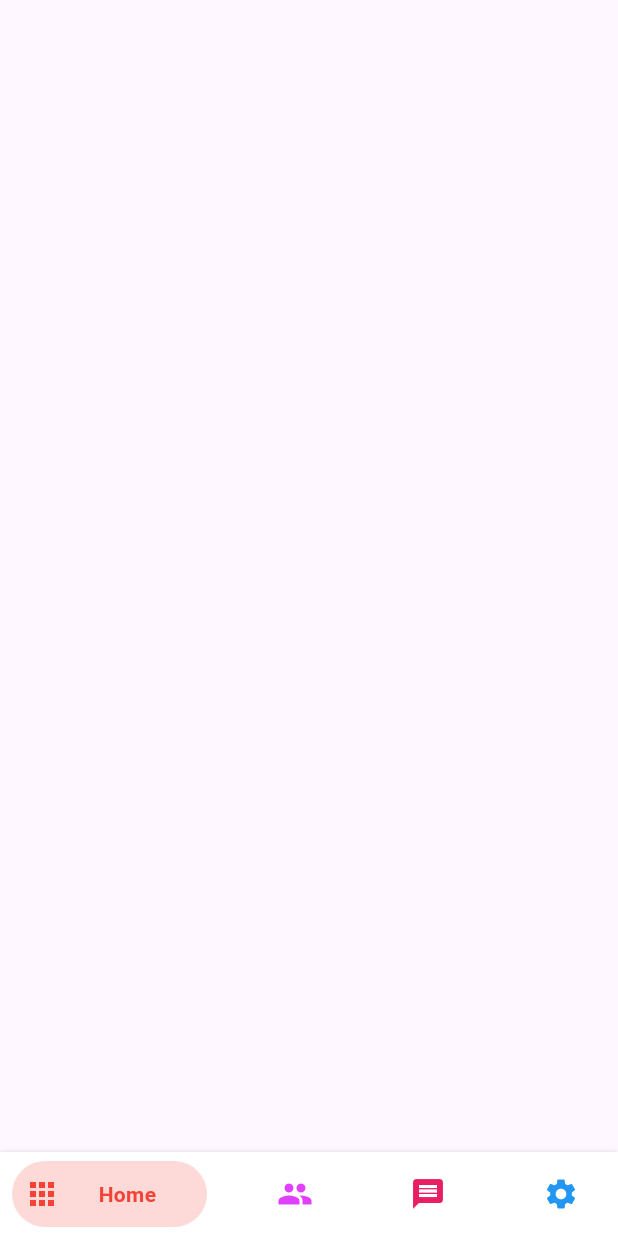
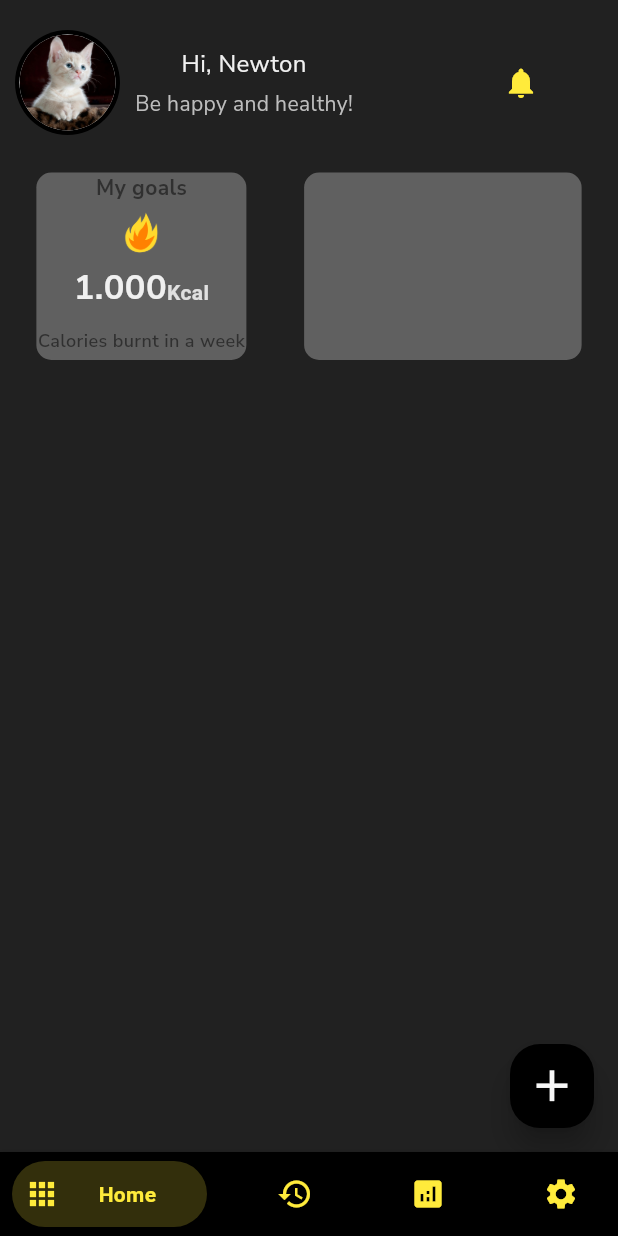
Before and after one commit to Wamitinewton/flexfit, a Flutter app: the HomePageScreen screen opened directly, on a phone screen of 412 x 824 dp. Run offline on Flutter 3.47's test engine with Material 3 defaults, Android fonts, the phone set to English and light mode, and no system bars; our stand-ins replace get; missing offline and left inert: clippy_flutter.

Commit message:
some screens

```diff
--- a/lib/views/home/home_view.dart
+++ b/lib/views/home/home_view.dart
@@ -1,3 +1,5 @@
+import 'package:flexfit/constants.dart';
+import 'package:flexfit/widgets/banner_container.dart';
 import 'package:flexfit/widgets/salomon_navbar.dart';
 import 'package:flutter/material.dart';
 
@@ -13,7 +15,111 @@ class _HomePageScreenState extends State<HomePageScreen> {
   @override
   Widget build(BuildContext context) {
     return Scaffold(
-        bottomNavigationBar: BottomNavyBar(
+      backgroundColor: kLeadBlack,
+      body: SafeArea(
+          child: SingleChildScrollView(
+        child: Padding(
+          padding: const EdgeInsets.symmetric(horizontal: 10, vertical: 20),
+          child: Column(
+            crossAxisAlignment: CrossAxisAlignment.center,
+            children: [
+              Row(
+                children: [
+                  const CircleAvatar(
+                    radius: 35,
+                    backgroundColor: Colors.black,
+                    child: CircleAvatar(
+                      backgroundImage:
+                          AssetImage('assets/images/pexels-pixabay-45201.jpg'),
+                      radius: 32,
+                      backgroundColor: Colors.white,
+                    ),
+                  ),
+                  const SizedBox(
+                    width: 10,
+                  ),
+                  Column(
+                    children: [
+                      Text("Hi, Newton",
+                          style: kNunitoSans14.copyWith(
+                              color: kSnowFlakeWhite, fontSize: 16)),
+                      const SizedBox(
+                        height: 5,
+                      ),
+                      Text("Be happy and healthy!",
+                          style: kNunitoSans14.copyWith(
+                              color: kNoghreiSilver, fontSize: 14))
+                    ],
+                  ),
+                  const Padding(
+                    padding: EdgeInsets.only(left: 100),
+                    child: Icon(Icons.notifications, color: Colors.yellow),
+                  )
+                ],
+              ),
+              const SizedBox(
+                height: 15,
+              ),
+              Row(
+                mainAxisAlignment: MainAxisAlignment.spaceEvenly,
+                children: [
+                  BannerContainer(
+                      height: 125,
+                      width: 140,
+                      child: Column(
+                        // mainAxisAlignment: MainAxisAlignment.center,
+                        children: [
+                           Text(
+                            'My goals',
+                            style: kNunitoSans14.copyWith(fontWeight: FontWeight.bold),
+                          ),
+                          const Padding(
+                            padding: EdgeInsets.only(
+                              // bottom: 50,
+                              right: 50,
+                              left: 50,
+                            ),
+                            child: Image(
+                                image: AssetImage('assets/icons/flame.png')),
+                          ),
+                          Row(
+                            mainAxisAlignment: MainAxisAlignment.center,
+                            children: [
+                              Text(
+                                '1.000',
+                                style: kNunitoSansBold18.copyWith(
+                                    fontSize: 23, color: kSnowFlakeWhite),
+                              ),
+                              const Padding(
+                                padding: EdgeInsets.only(top: 7),
+                                child: Text(
+                                  'Kcal',
+                                  style: TextStyle(
+                                      color: kChristmasSilver,
+                                      fontWeight: FontWeight.bold),
+                                ),
+                              )
+                            ],
+                          ),
+                          Padding(
+                            padding: const EdgeInsets.only(top: 10),
+                            child: Text(
+                              'Calories burnt in a week',
+                              style: kNunitoSans14.copyWith(
+                                  fontSize: 12, fontWeight: FontWeight.w600),
+                            ),
+                          )
+                        ],
+                      )),
+                      SizedBox(width: 10,),
+                  BannerContainer(child: Column(), height: 125, width: 185)
+                ],
+              )
+            ],
+          ),
+        ),
+      )),
+      bottomNavigationBar: BottomNavyBar(
         selectedIndex: _currentIndex,
         showElevation: true,
         itemCornerRadius: 24,
@@ -21,33 +127,47 @@ class _HomePageScreenState extends State<HomePageScreen> {
         onItemSelected: (index) => setState(() => _currentIndex = index),
         items: <BottomNavyBarItem>[
           BottomNavyBarItem(
-            icon: Icon(Icons.apps),
-            title: Text('Home'),
-            activeColor: Colors.red,
+            icon: const Icon(Icons.apps),
+            title: const Text('Home'),
+            // activeColor: Colors.red,
             textAlign: TextAlign.center,
           ),
           BottomNavyBarItem(
-            icon: Icon(Icons.people),
-            title: Text('Users'),
-            activeColor: Colors.purpleAccent,
+            icon: const Icon(Icons.history),
+            title: const Text('History'),
+            // activeColor: Colors.purpleAccent,
             textAlign: TextAlign.center,
           ),
           BottomNavyBarItem(
-            icon: Icon(Icons.message),
-            title: Text(
-              'Messages test for mes teset test test ',
+            icon: const Icon(Icons.analytics),
+            title: const Text(
+              'Analysis',
             ),
-            activeColor: Colors.pink,
+            // activeColor: Colors.pink,
             textAlign: TextAlign.center,
           ),
           BottomNavyBarItem(
-            icon: Icon(Icons.settings),
-            title: Text('Settings'),
-            activeColor: Colors.blue,
+            icon: const Icon(Icons.settings),
+            title: const Text('Settings'),
+            // activeColor: Colors.blue,
             textAlign: TextAlign.center,
           ),
         ],
       ),
-       );
+      floatingActionButton: FloatingActionButton(
+        onPressed: () {},
+        // mini: true,
+
+        elevation: 8,
+        highlightElevation: 4,
+        backgroundColor: Colors.black,
+        shape: RoundedRectangleBorder(borderRadius: BorderRadius.circular(20)),
+        child: const Icon(
+          Icons.add,
+          color: kLynxWhite,
+          size: 35,
+        ),
+      ),
+    );
   }
 }
--- /dev/null
+++ b/lib/widgets/banner_container.dart
@@ -0,0 +1,26 @@
+import 'package:flexfit/constants.dart';
+import 'package:flutter/material.dart';
+
+class BannerContainer extends StatelessWidget {
+  const BannerContainer({
+    super.key,
+    required this.child,
+    required this.height,
+    required this.width,
+  });
+  final Widget child;
+  final double height;
+  final double width;
+
+  @override
+  Widget build(BuildContext context) {
+    return Container(
+      margin: const EdgeInsets.only(top: 10),
+      height: height,
+      width: width,
+      decoration: BoxDecoration(
+          color: kGraniteGrey, borderRadius: BorderRadius.circular(10)),
+      child: child,
+    );
+  }
+}
--- a/lib/widgets/salomon_navbar.dart
+++ b/lib/widgets/salomon_navbar.dart
@@ -13,7 +13,7 @@ class BottomNavyBar extends StatelessWidget {
     this.selectedIndex = 0,
     this.showElevation = true,
     this.iconSize = 24,
-    this.backgroundColor,
+    this.backgroundColor = Colors.black,
     this.shadowColor = Colors.black12,
     this.itemCornerRadius = 50,
     this.containerHeight = 56,
@@ -88,7 +88,8 @@ class BottomNavyBar extends StatelessWidget {
 
   @override
   Widget build(BuildContext context) {
-    final bgColor = backgroundColor ?? (Theme.of(context).bottomAppBarTheme.color ?? Colors.white);
+    final bgColor = backgroundColor ??
+        (Theme.of(context).bottomAppBarTheme.color ?? Colors.white);
 
     return Container(
       decoration: BoxDecoration(
@@ -222,7 +223,7 @@ class BottomNavyBarItem {
   BottomNavyBarItem({
     required this.icon,
     required this.title,
-    this.activeColor = Colors.blue,
+    this.activeColor = Colors.yellow,
     this.textAlign,
     this.inactiveColor,
   });
--- a/lib/widgets/text_input.dart
+++ b/lib/widgets/text_input.dart
@@ -5,16 +5,18 @@ class TextFieldUtil extends StatelessWidget {
   const TextFieldUtil({
     super.key,
     required this.hintText,
-    required this.suffixIcon,
+    required this.suffixIcon, this.onChanged,
   });
   final String hintText;
   final Widget suffixIcon;
+  final Function(String)? onChanged;
 
   @override
   Widget build(BuildContext context) {
     return Padding(
       padding: const EdgeInsets.only(left: 30, right: 30, top: 35),
       child: TextFormField(
+        onChanged: onChanged,
         decoration: InputDecoration(
             suffixIcon: suffixIcon,
             hintText: hintText,
--- a/pubspec.yaml
+++ b/pubspec.yaml
@@ -39,6 +39,7 @@ dependencies:
   dots_indicator: ^3.0.0
   dot_indication_flutter: ^0.0.1
   get: ^4.6.6
+  flutter_svg: ^2.0.10+1
 
 dev_dependencies:
   flutter_test:
```
Also changed, not shown: assets/icons/fire.png (added), assets/icons/flame.png (added), assets/images/pexels-pixabay-45201.jpg (added), pubspec.lock.
